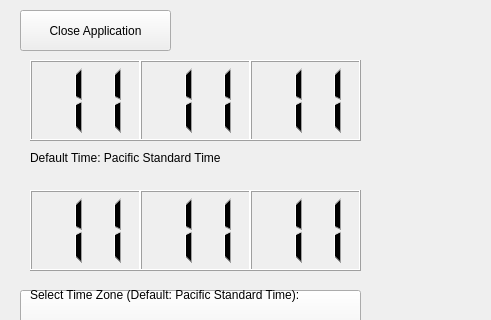
First picture: the form in DashboardApp/multifunctionaldashboard.ui, repository chrismoroney/Seattle-Pacific-University-CSC-3220, before the edit; both pictures show x 0 to 491 and y 0 to 320 of the 1266 by 675 pixel window.
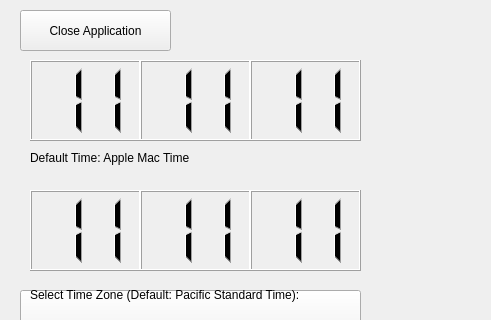
Second picture: the form after the edit.

Commit message: Minor fix with night mode

```diff
--- a/DashboardApp/multifunctionaldashboard.ui
+++ b/DashboardApp/multifunctionaldashboard.ui
@@ -372,7 +372,7 @@
      </rect>
     </property>
     <property name="text">
-     <string>Default Time: Pacific Standard Time</string>
+     <string>Default Time: Apple Mac Time</string>
     </property>
    </widget>
    <widget class="QPushButton" name="dayButton">
```
The commit also changes 1 other file.
